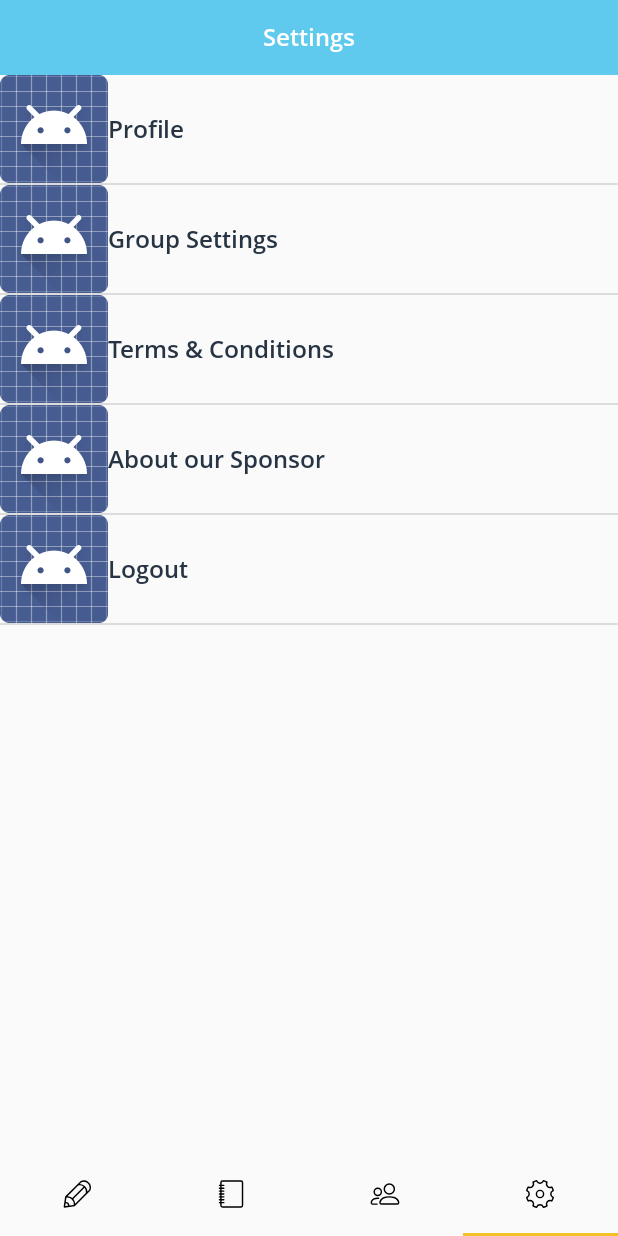
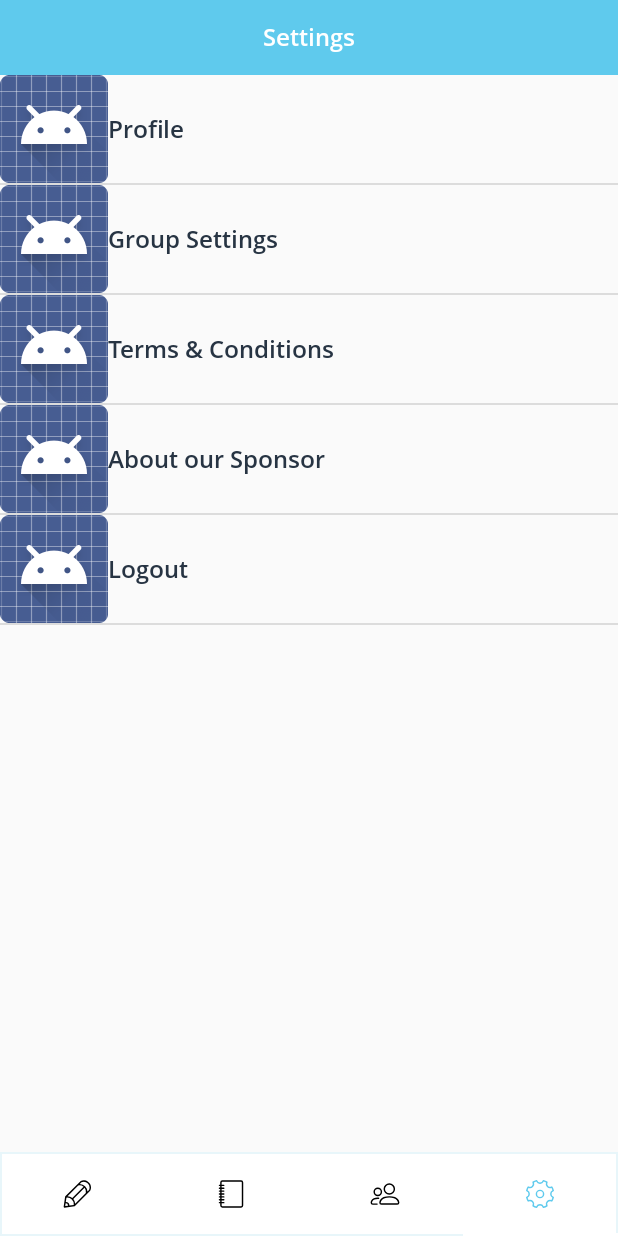
Before and after one commit to JoiaApp/joia_android, an Android app: the MainActivity screen opened directly, with no data from a screen before it, item 4 of the bottom bar chosen, on a phone screen of 412 x 824 dp. Run offline under Robolectric (Android 15) with nearby library versions, the light colour scheme and no system bars; our stand-ins replace Volley; network calls fail.

Commit message:
Updated tablayout styling. Fixed navigation title for message summary review.

```diff
--- a/app/src/main/java/com/joiaapp/joia/MainActivity.java
+++ b/app/src/main/java/com/joiaapp/joia/MainActivity.java
@@ -1,6 +1,9 @@
 package com.joiaapp.joia;
 
 import android.content.Intent;
+import android.graphics.Color;
+import android.graphics.PorterDuff;
+import android.os.Build;
 import android.os.Bundle;
 import android.support.design.widget.TabLayout;
 import android.support.v4.app.Fragment;
@@ -101,6 +104,7 @@ public class MainActivity extends AppCompatActivity implements ViewPager.OnPageC
         tabLayout.getTabAt(READ_PAGE).setIcon(R.drawable.ic_journal);
         tabLayout.getTabAt(GROUP_PAGE).setIcon(R.drawable.ic_group);
         tabLayout.getTabAt(SETTINGS_PAGE).setIcon(R.drawable.ic_settings);
+        setTabIconColors(0);
     }
 
     public void startSignInProcess() {
@@ -169,11 +173,27 @@ public class MainActivity extends AppCompatActivity implements ViewPager.OnPageC
     @Override
     public void onPageSelected(int position) {
         //System.out.println("onPageSelected: " + position);
+        setTabIconColors(position);
         updateNavigationBar(position);
         switch (position) {
             case READ_PAGE:
                 onReadPageSelected();
                 break;
+        }
+    }
+
+    private void setTabIconColors(int activePosition) {
+        int activeColor;
+        if (Build.VERSION.SDK_INT >= Build.VERSION_CODES.M) {
+            activeColor = getResources().getColor(R.color.colorPrimary, null);
+        } else {
+            activeColor = getResources().getColor(R.color.colorPrimary);
+        }
+        tabLayout.getTabAt(activePosition).getIcon().setColorFilter(activeColor, PorterDuff.Mode.SRC_IN);
+        for (int i = 0; i < mSectionsPagerAdapter.getCount(); i++) {
+            if (i != activePosition) {
+                tabLayout.getTabAt(i).getIcon().setColorFilter(Color.BLACK, PorterDuff.Mode.SRC_IN);
+            }
         }
     }
 
--- a/app/src/main/java/com/joiaapp/joia/write/WriteFragment.java
+++ b/app/src/main/java/com/joiaapp/joia/write/WriteFragment.java
@@ -71,7 +71,6 @@ public class WriteFragment extends Fragment implements View.OnClickListener, Mai
     ArrayAdapter<Prompt> promptArrayAdapter;
 
     //Nav Settings
-    private String navTitle = "Write a Message";
     private boolean navBackButtonVisible = true;
     private boolean navNextButtonVisible = true;
 
@@ -305,7 +304,11 @@ public class WriteFragment extends Fragment implements View.OnClickListener, Mai
 
     @Override
     public String getNavBarTitle() {
-        return navTitle;
+        if (viewFlipper.getDisplayedChild() == viewFlipper.indexOfChild(vgReview)) {
+            return "Message Summary";
+        } else {
+            return "Write a Message";
+        }
     }
 
     @Override
--- /dev/null
+++ b/app/src/main/res/drawable/tablayout.xml
@@ -0,0 +1,10 @@
+<?xml version="1.0" encoding="utf-8"?>
+<layer-list xmlns:android="http://schemas.android.com/apk/res/android" >
+    <item>
+        <shape
+            android:shape="rectangle">
+            <stroke android:width="1dp" android:color="#e8f6fa" />
+            <solid android:color="@color/white" />
+        </shape>
+    </item>
+</layer-list>
--- a/app/src/main/res/layout/activity_main.xml
+++ b/app/src/main/res/layout/activity_main.xml
@@ -24,6 +24,8 @@
         android:layout_width="match_parent"
         android:layout_height="?attr/actionBarSize"
         android:layout_alignParentBottom="true"
+        style="@style/AppTabLayout"
+        android:background="@drawable/tablayout"
 
 
         android:layout_alignParentStart="true"
--- a/app/src/main/res/layout/write__review.xml
+++ b/app/src/main/res/layout/write__review.xml
@@ -22,6 +22,7 @@
         android:layout_alignParentBottom="true"
         android:layout_centerHorizontal="true"
         android:layout_gravity="bottom|center"
+        android:layout_marginBottom="20dp"
         android:background="@drawable/button_background"
         android:text="Publish to Group"
         android:textAllCaps="false"
--- a/app/src/main/res/values/styles.xml
+++ b/app/src/main/res/values/styles.xml
@@ -17,4 +17,9 @@
 
     <style name="AppTheme.PopupOverlay" parent="ThemeOverlay.AppCompat.Light" />
 
+    <style name="AppTabLayout" parent="Widget.Design.TabLayout">
+        <item name="tabIndicatorColor">#00000000</item>
+        <item name="tabBackground">@null</item>
+    </style>
+
 </resources>
```
